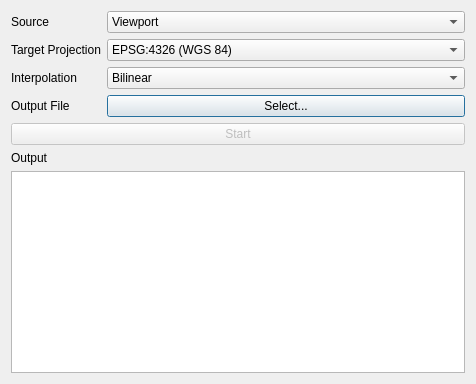
Old version of the form src/projectdialog.ui in the repository Xerbo/LeanHRPT-Decode.
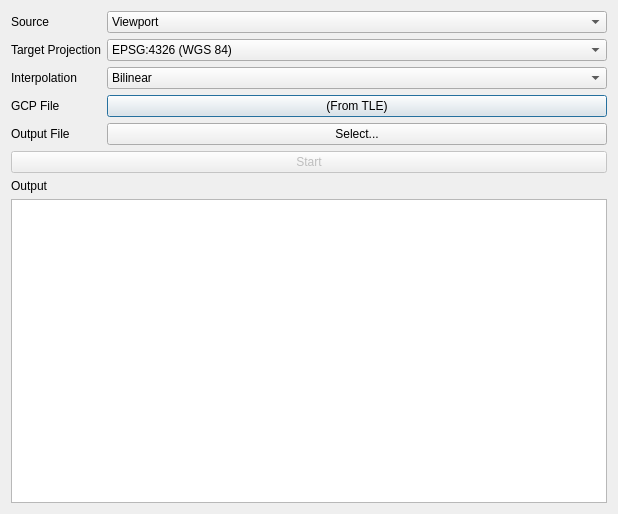
New version of the form. Icons and pictures are not drawn.

What changed in the file:
```diff
--- a/src/projectdialog.ui
+++ b/src/projectdialog.ui
@@ -6,8 +6,8 @@
    <rect>
     <x>0</x>
     <y>0</y>
-    <width>476</width>
-    <height>384</height>
+    <width>618</width>
+    <height>514</height>
    </rect>
   </property>
   <property name="windowTitle">
@@ -115,13 +115,33 @@
       </widget>
      </item>
      <item row="3" column="0">
+      <widget class="QLabel" name="gcpLabel">
+       <property name="text">
+        <string>GCP File</string>
+       </property>
+      </widget>
+     </item>
+     <item row="3" column="1">
+      <widget class="QPushButton" name="gcp">
+       <property name="sizePolicy">
+        <sizepolicy hsizetype="Expanding" vsizetype="Fixed">
+         <horstretch>0</horstretch>
+         <verstretch>0</verstretch>
+        </sizepolicy>
+       </property>
+       <property name="text">
+        <string>(From TLE)</string>
+       </property>
+      </widget>
+     </item>
+     <item row="4" column="0">
       <widget class="QLabel" name="outputLabel">
        <property name="text">
         <string>Output File</string>
        </property>
       </widget>
      </item>
-     <item row="3" column="1">
+     <item row="4" column="1">
       <widget class="QPushButton" name="output">
        <property name="sizePolicy">
         <sizepolicy hsizetype="Expanding" vsizetype="Fixed">
```
Left out of the diff: 33 changed lines with no effect on the pictures.
